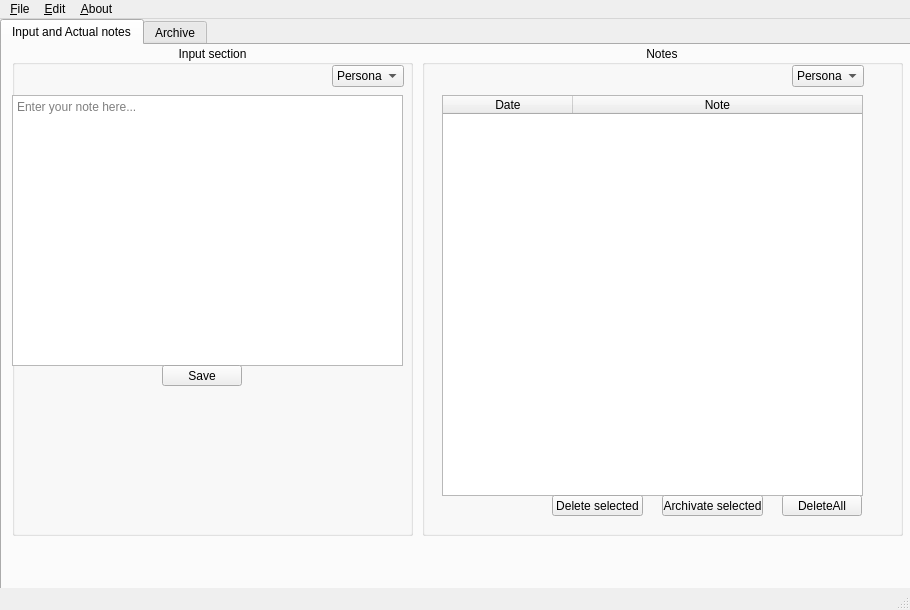
Before: the Qt Designer form Lab_2/Qt/mainwindow.ui in CaptainShepard01/OOP_Balykov, drawn with Qt 5.
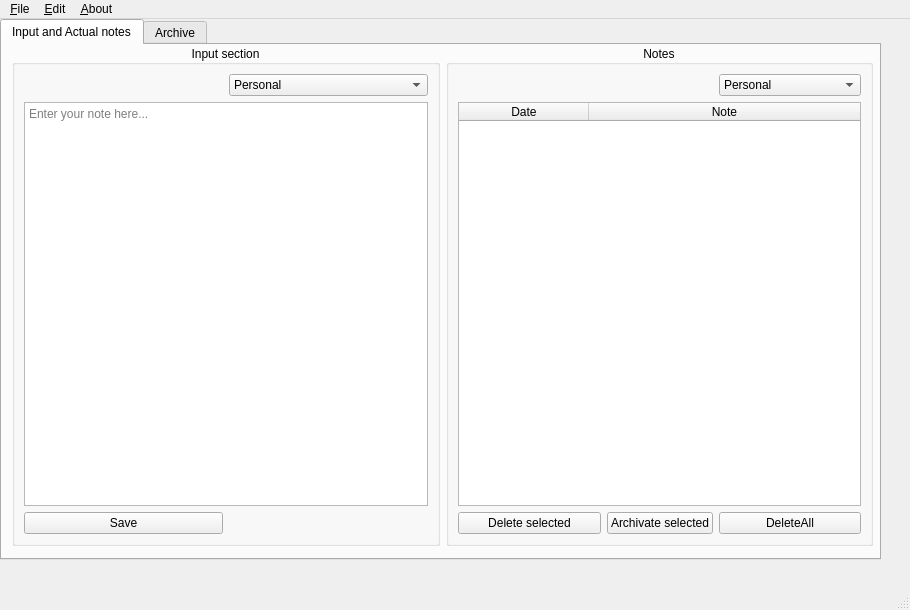
After: the same form once the commit is applied.

Diff of the .ui file:
```diff
--- a/Lab_2/Qt/mainwindow.ui
+++ b/Lab_2/Qt/mainwindow.ui
@@ -40,8 +40,8 @@
      <rect>
       <x>0</x>
       <y>0</y>
-      <width>911</width>
-      <height>601</height>
+      <width>881</width>
+      <height>541</height>
      </rect>
     </property>
     <property name="currentIndex">
@@ -51,30 +51,41 @@
      <attribute name="title">
       <string>Input and Actual notes</string>
      </attribute>
-     <widget class="QGroupBox" name="Insertion">
+     <widget class="QWidget" name="">
       <property name="geometry">
        <rect>
         <x>10</x>
         <y>0</y>
-        <width>401</width>
-        <height>491</height>
+        <width>861</width>
+        <height>501</height>
        </rect>
       </property>
+      <layout class="QGridLayout" name="gridLayout_4">
+       <item row="0" column="0">
+        <widget class="QGroupBox" name="Insertion">
       <property name="title">
        <string>Input section</string>
       </property>
       <property name="alignment">
        <set>Qt::AlignCenter</set>
       </property>
+         <layout class="QGridLayout" name="gridLayout_2">
+          <item row="0" column="1">
+           <widget class="QComboBox" name="comboBox_Input">
+            <item>
+             <property name="text">
+              <string>Personal</string>
+             </property>
+            </item>
+            <item>
+             <property name="text">
+              <string>Work</string>
+             </property>
+            </item>
+           </widget>
+          </item>
+          <item row="1" column="0" colspan="2">
       <widget class="QTextEdit" name="Input">
-       <property name="geometry">
-        <rect>
-         <x>0</x>
-         <y>50</y>
-         <width>391</width>
-         <height>271</height>
-        </rect>
-       </property>
        <property name="markdown">
         <string/>
        </property>
@@ -82,64 +93,42 @@
         <string>Enter your note here...</string>
        </property>
       </widget>
-      <widget class="QComboBox" name="comboBox_Input">
-       <property name="geometry">
-        <rect>
-         <x>320</x>
-         <y>20</y>
-         <width>72</width>
-         <height>22</height>
-        </rect>
-       </property>
-       <item>
-        <property name="text">
-         <string>Personal</string>
-        </property>
-       </item>
-       <item>
-        <property name="text">
-         <string>Work</string>
-        </property>
-       </item>
-      </widget>
+          </item>
+          <item row="2" column="0">
       <widget class="QPushButton" name="save">
-       <property name="geometry">
-        <rect>
-         <x>150</x>
-         <y>320</y>
-         <width>80</width>
-         <height>21</height>
-        </rect>
-       </property>
        <property name="text">
         <string>Save</string>
        </property>
       </widget>
-     </widget>
+          </item>
+         </layout>
+        </widget>
+       </item>
+       <item row="0" column="1">
      <widget class="QGroupBox" name="Notes">
-      <property name="geometry">
-       <rect>
-        <x>420</x>
-        <y>0</y>
-        <width>481</width>
-        <height>491</height>
-       </rect>
-      </property>
       <property name="title">
        <string>Notes</string>
       </property>
       <property name="alignment">
        <set>Qt::AlignCenter</set>
       </property>
+         <layout class="QGridLayout" name="gridLayout_3">
+          <item row="0" column="2">
+           <widget class="QComboBox" name="comboBox_Notes">
+            <item>
+             <property name="text">
+              <string>Personal</string>
+             </property>
+            </item>
+            <item>
+             <property name="text">
+              <string>Work</string>
+             </property>
+            </item>
+           </widget>
+          </item>
+          <item row="1" column="0" colspan="3">
       <widget class="QTableWidget" name="Table">
-       <property name="geometry">
-        <rect>
-         <x>20</x>
-         <y>50</y>
-         <width>421</width>
-         <height>401</height>
-        </rect>
-       </property>
        <property name="sizeAdjustPolicy">
         <enum>QAbstractScrollArea::AdjustIgnored</enum>
        </property>
@@ -178,28 +167,16 @@
         </property>
        </column>
       </widget>
+          </item>
+          <item row="2" column="0">
       <widget class="QPushButton" name="Delete">
-       <property name="geometry">
-        <rect>
-         <x>130</x>
-         <y>450</y>
-         <width>91</width>
-         <height>21</height>
-        </rect>
-       </property>
        <property name="text">
         <string>Delete selected</string>
        </property>
       </widget>
+          </item>
+          <item row="2" column="1">
       <widget class="QPushButton" name="Archivator">
-       <property name="geometry">
-        <rect>
-         <x>240</x>
-         <y>450</y>
-         <width>101</width>
-         <height>21</height>
-        </rect>
-       </property>
        <property name="sizePolicy">
         <sizepolicy hsizetype="Fixed" vsizetype="Fixed">
          <horstretch>0</horstretch>
@@ -210,39 +187,18 @@
         <string>Archivate selected</string>
        </property>
       </widget>
+          </item>
+          <item row="2" column="2">
       <widget class="QPushButton" name="DeleteAll">
-       <property name="geometry">
-        <rect>
-         <x>360</x>
-         <y>450</y>
-         <width>80</width>
-         <height>21</height>
-        </rect>
-       </property>
        <property name="text">
         <string>DeleteAll</string>
        </property>
       </widget>
-      <widget class="QComboBox" name="comboBox_Notes">
-       <property name="geometry">
-        <rect>
-         <x>370</x>
-         <y>20</y>
-         <width>72</width>
-         <height>22</height>
-        </rect>
-       </property>
-       <item>
-        <property name="text">
-         <string>Personal</string>
-        </property>
-       </item>
-       <item>
-        <property name="text">
-         <string>Work</string>
-        </property>
-       </item>
-      </widget>
+          </item>
+         </layout>
+        </widget>
+       </item>
+      </layout>
      </widget>
     </widget>
     <widget class="QWidget" name="tab_2">
```
Left out of the diff: 216 changed lines with no effect on the pictures. Lines whose indentation alone changed are shown as unchanged.
